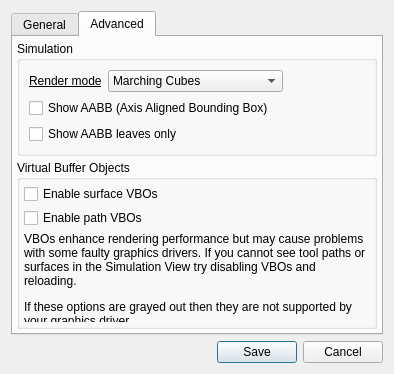
Above: qt/settings_dialog.ui from CauldronDevelopmentLLC/CAMotics before the change. Below: the same form after it.
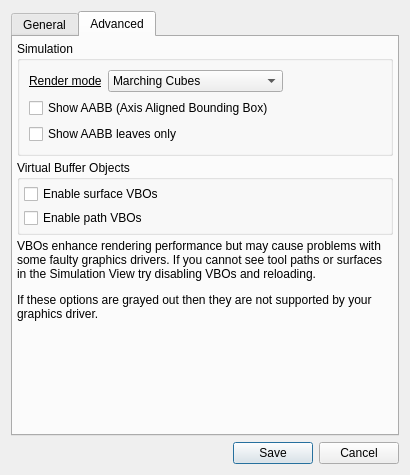
That is the form after the change. The open tabs and pages were chosen to show the change.

Patch:
```diff
--- a/qt/settings_dialog.ui
+++ b/qt/settings_dialog.ui
@@ -6,10 +6,22 @@
    <rect>
     <x>0</x>
     <y>0</y>
-    <width>394</width>
-    <height>374</height>
+    <width>410</width>
+    <height>475</height>
    </rect>
   </property>
+  <property name="minimumSize">
+   <size>
+    <width>410</width>
+    <height>475</height>
+   </size>
+  </property>
+  <property name="maximumSize">
+   <size>
+    <width>410</width>
+    <height>475</height>
+   </size>
+  </property>
   <property name="windowTitle">
    <string>Settings</string>
   </property>
@@ -423,6 +435,9 @@
             </property>
            </widget>
           </item>
+         </layout>
+        </widget>
+       </item>
           <item>
            <widget class="QLabel" name="label">
             <property name="text">
@@ -434,9 +449,6 @@
             <property name="wordWrap">
              <bool>true</bool>
             </property>
-           </widget>
-          </item>
-         </layout>
         </widget>
        </item>
        <item>
```
Lines whose indentation alone changed are shown as unchanged.
